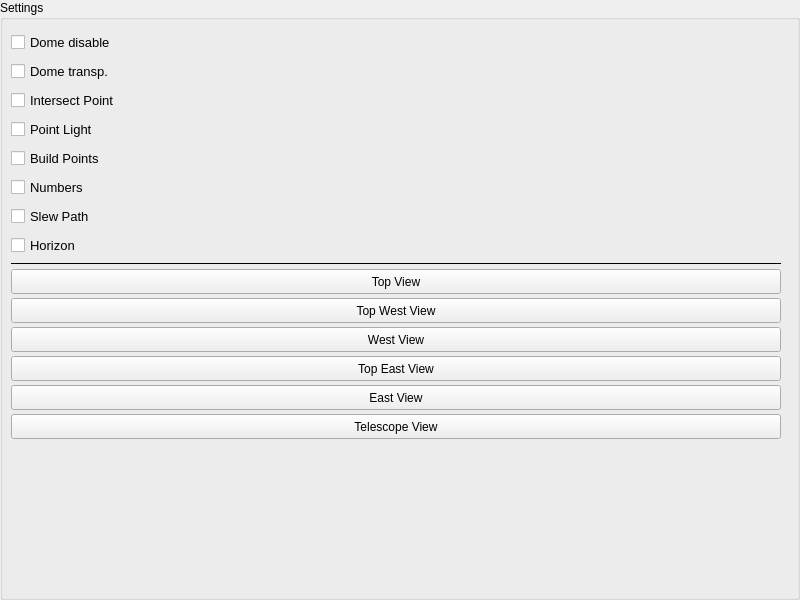
Above: mw4/gui/widgets/simulator.ui from mworion/MountWizzard4 before the change. Below: the same form after it.
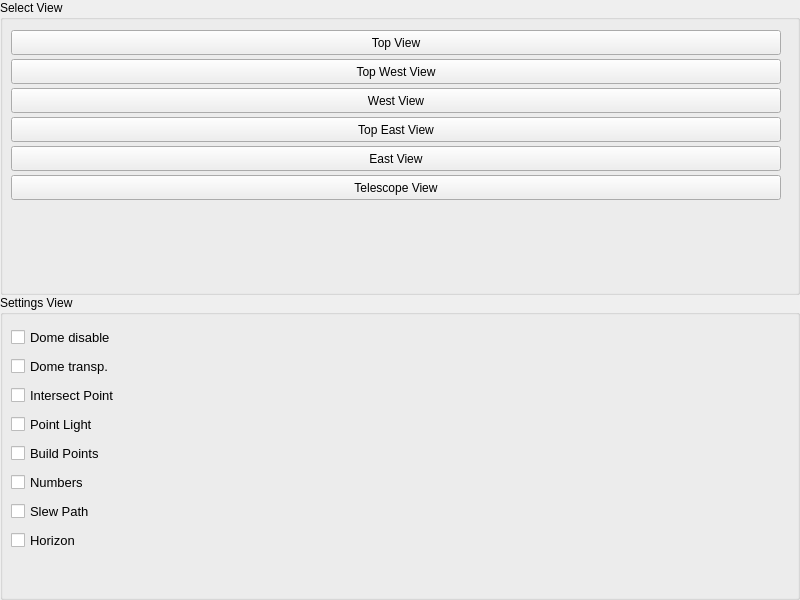
That is the form after the change.

```diff
--- a/mw4/gui/widgets/simulator.ui
+++ b/mw4/gui/widgets/simulator.ui
@@ -65,17 +65,24 @@
     <number>0</number>
    </property>
    <item>
-    <layout class="QHBoxLayout" name="test" stretch="0,1">
-     <property name="spacing">
-      <number>0</number>
-     </property>
+    <layout class="QGridLayout" name="gridLayout" columnstretch="0,1">
      <property name="sizeConstraint">
       <enum>QLayout::SetDefaultConstraint</enum>
      </property>
      <property name="leftMargin">
       <number>0</number>
      </property>
-     <item>
+     <item row="0" column="1" rowspan="2">
+      <layout class="QHBoxLayout" name="simulator">
+       <property name="spacing">
+        <number>0</number>
+       </property>
+       <property name="sizeConstraint">
+        <enum>QLayout::SetDefaultConstraint</enum>
+       </property>
+      </layout>
+     </item>
+     <item row="0" column="0">
       <widget class="QGroupBox" name="groupBox">
        <property name="sizePolicy">
         <sizepolicy hsizetype="Expanding" vsizetype="Expanding">
@@ -87,12 +94,130 @@
         <string>&lt;html&gt;&lt;head/&gt;&lt;body&gt;&lt;p&gt;&lt;span style=&quot; font-weight:600;&quot;&gt;Left mouse button :&lt;/span&gt;&lt;/p&gt;&lt;p&gt;While the left mouse button is pressed, mouse movement along x-axis moves the camera left and right and movement along y-axis moves it up and down.&lt;/p&gt;&lt;p&gt;&lt;span style=&quot; font-weight:600;&quot;&gt;Right mouse button :&lt;/span&gt;&lt;/p&gt;&lt;p&gt;While the right mouse button is pressed, mouse movement along x-axis pans the camera around the camera view center and movement along y-axis tilts it around the camera view center.&lt;/p&gt;&lt;p&gt;&lt;span style=&quot; font-weight:600;&quot;&gt;Both left and right mouse button &lt;/span&gt;:&lt;/p&gt;&lt;p&gt;While both the left and the right mouse button are pressed, mouse movement along y-axis zooms the camera in and out without changing the view center.&lt;/p&gt;&lt;p&gt;&lt;span style=&quot; font-weight:600;&quot;&gt;Mouse scroll wheel :&lt;/span&gt;&lt;/p&gt;&lt;p&gt;Zooms the camera in and out without changing the view center.&lt;/p&gt;&lt;p&gt;&lt;span style=&quot; font-weight:600;&quot;&gt;Arrow keys :&lt;/span&gt;&lt;/p&gt;&lt;p&gt;Move the camera vertically and horizontally relative to camera viewport.&lt;/p&gt;&lt;p&gt;&lt;span style=&quot; font-weight:600;&quot;&gt;Page up and page down keys :&lt;/span&gt;&lt;/p&gt;&lt;p&gt;Move the camera forwards and backwards.&lt;/p&gt;&lt;p&gt;&lt;span style=&quot; font-weight:600;&quot;&gt;Shift key : &lt;/span&gt;&lt;/p&gt;&lt;p&gt;Changes the behavior of the up and down arrow keys to zoom the camera in and out without changing the view center. The other movement keys are disabled.&lt;/p&gt;&lt;p&gt;&lt;span style=&quot; font-weight:600;&quot;&gt;Alt key :&lt;/span&gt;&lt;/p&gt;&lt;p&gt;Changes the behovior of the arrow keys to pan and tilt the camera around the view center. Disables the page up and page down keys.&lt;/p&gt;&lt;p&gt;&lt;span style=&quot; font-weight:600;&quot;&gt;Escape :&lt;/span&gt;&lt;/p&gt;&lt;p&gt;Moves the camera so that entire scene is visible in the camera viewport.&lt;/p&gt;&lt;/body&gt;&lt;/html&gt;</string>
        </property>
        <property name="title">
-        <string>Settings</string>
+        <string>Select View</string>
        </property>
        <property name="large" stdset="0">
         <bool>true</bool>
        </property>
-       <layout class="QVBoxLayout" name="verticalLayout" stretch="0,0,0,0,0,0,0,0,0,0,0,0,0,0,0,0">
+       <layout class="QVBoxLayout" name="verticalLayout" stretch="0,0,0,0,0,0,0">
+        <property name="spacing">
+         <number>4</number>
+        </property>
+        <property name="leftMargin">
+         <number>8</number>
+        </property>
+        <property name="topMargin">
+         <number>10</number>
+        </property>
+        <property name="rightMargin">
+         <number>16</number>
+        </property>
+        <property name="bottomMargin">
+         <number>4</number>
+        </property>
+        <item>
+         <widget class="QPushButton" name="topView">
+          <property name="minimumSize">
+           <size>
+            <width>0</width>
+            <height>25</height>
+           </size>
+          </property>
+          <property name="text">
+           <string>Top View</string>
+          </property>
+         </widget>
+        </item>
+        <item>
+         <widget class="QPushButton" name="topWestView">
+          <property name="minimumSize">
+           <size>
+            <width>0</width>
+            <height>25</height>
+           </size>
+          </property>
+          <property name="text">
+           <string>Top West View</string>
+          </property>
+         </widget>
+        </item>
+        <item>
+         <widget class="QPushButton" name="westView">
+          <property name="minimumSize">
+           <size>
+            <width>0</width>
+            <height>25</height>
+           </size>
+          </property>
+          <property name="text">
+           <string>West View</string>
+          </property>
+         </widget>
+        </item>
+        <item>
+         <widget class="QPushButton" name="topEastView">
+          <property name="minimumSize">
+           <size>
+            <width>0</width>
+            <height>25</height>
+           </size>
+          </property>
+          <property name="text">
+           <string>Top East View</string>
+          </property>
+         </widget>
+        </item>
+        <item>
+         <widget class="QPushButton" name="eastView">
+          <property name="minimumSize">
+           <size>
+            <width>0</width>
+            <height>25</height>
+           </size>
+          </property>
+          <property name="text">
+           <string>East View</string>
+          </property>
+         </widget>
+        </item>
+        <item>
+         <widget class="QPushButton" name="telescopeView">
+          <property name="minimumSize">
+           <size>
+            <width>0</width>
+            <height>25</height>
+           </size>
+          </property>
+          <property name="text">
+           <string>Telescope View</string>
+          </property>
+         </widget>
+        </item>
+        <item>
+         <spacer name="verticalSpacer">
+          <property name="orientation">
+           <enum>Qt::Vertical</enum>
+          </property>
+          <property name="sizeHint" stdset="0">
+           <size>
+            <width>20</width>
+            <height>40</height>
+           </size>
+          </property>
+         </spacer>
+        </item>
+       </layout>
+      </widget>
+     </item>
+     <item row="1" column="0">
+      <widget class="QGroupBox" name="groupBox_2">
+       <property name="title">
+        <string>Settings View</string>
+       </property>
+       <property name="large" stdset="0">
+        <bool>true</bool>
+       </property>
+       <layout class="QVBoxLayout" name="verticalLayout_2">
         <property name="spacing">
          <number>4</number>
         </property>
@@ -265,98 +390,7 @@
          </widget>
         </item>
         <item>
-         <widget class="Line" name="line">
-          <property name="frameShadow">
-           <enum>QFrame::Plain</enum>
-          </property>
-          <property name="midLineWidth">
-           <number>1</number>
-          </property>
-          <property name="orientation">
-           <enum>Qt::Horizontal</enum>
-          </property>
-         </widget>
-        </item>
-        <item>
-         <widget class="QPushButton" name="topView">
-          <property name="minimumSize">
-           <size>
-            <width>0</width>
-            <height>25</height>
-           </size>
-          </property>
-          <property name="text">
-           <string>Top View</string>
-          </property>
-         </widget>
-        </item>
-        <item>
-         <widget class="QPushButton" name="topWestView">
-          <property name="minimumSize">
-           <size>
-            <width>0</width>
-            <height>25</height>
-           </size>
-          </property>
-          <property name="text">
-           <string>Top West View</string>
-          </property>
-         </widget>
-        </item>
-        <item>
-         <widget class="QPushButton" name="westView">
-          <property name="minimumSize">
-           <size>
-            <width>0</width>
-            <height>25</height>
-           </size>
-          </property>
-          <property name="text">
-           <string>West View</string>
-          </property>
-         </widget>
-        </item>
-        <item>
-         <widget class="QPushButton" name="topEastView">
-          <property name="minimumSize">
-           <size>
-            <width>0</width>
-            <height>25</height>
-           </size>
-          </property>
-          <property name="text">
-           <string>Top East View</string>
-          </property>
-         </widget>
-        </item>
-        <item>
-         <widget class="QPushButton" name="eastView">
-          <property name="minimumSize">
-           <size>
-            <width>0</width>
-            <height>25</height>
-           </size>
-          </property>
-          <property name="text">
-           <string>East View</string>
-          </property>
-         </widget>
-        </item>
-        <item>
-         <widget class="QPushButton" name="telescopeView">
-          <property name="minimumSize">
-           <size>
-            <width>0</width>
-            <height>25</height>
-           </size>
-          </property>
-          <property name="text">
-           <string>Telescope View</string>
-          </property>
-         </widget>
-        </item>
-        <item>
-         <spacer name="verticalSpacer">
+         <spacer name="verticalSpacer_2">
           <property name="orientation">
            <enum>Qt::Vertical</enum>
           </property>
@@ -371,16 +405,6 @@
        </layout>
       </widget>
      </item>
-     <item>
-      <layout class="QHBoxLayout" name="simulator">
-       <property name="spacing">
-        <number>0</number>
-       </property>
-       <property name="sizeConstraint">
-        <enum>QLayout::SetDefaultConstraint</enum>
-       </property>
-      </layout>
-     </item>
     </layout>
    </item>
   </layout>
```
